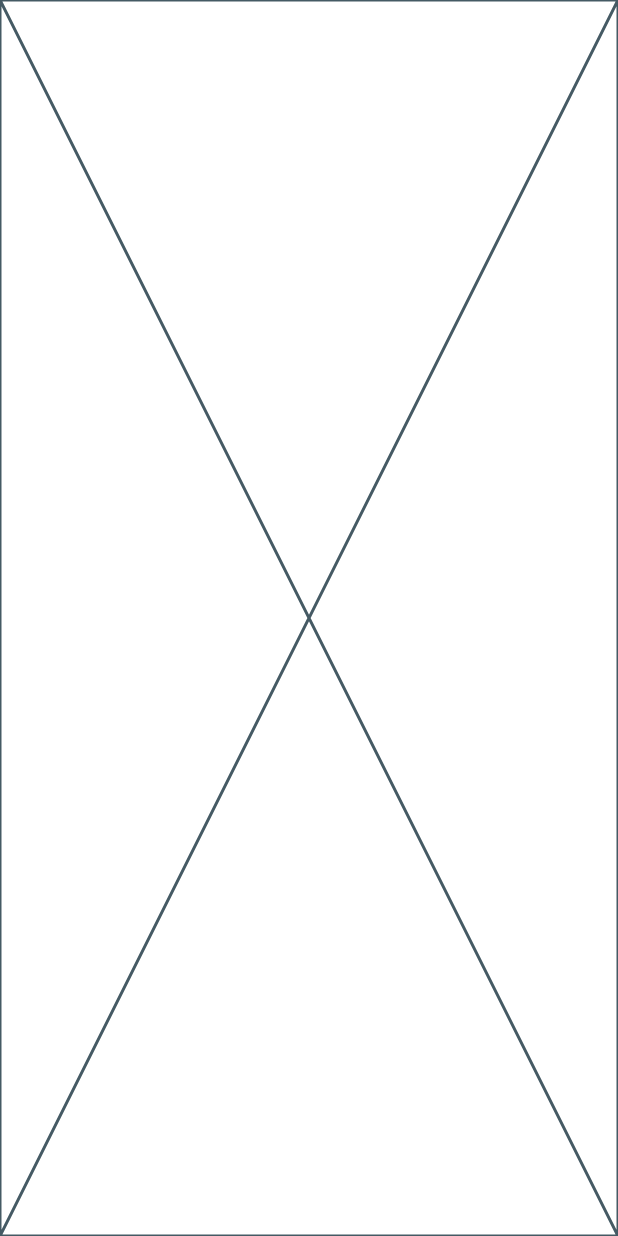
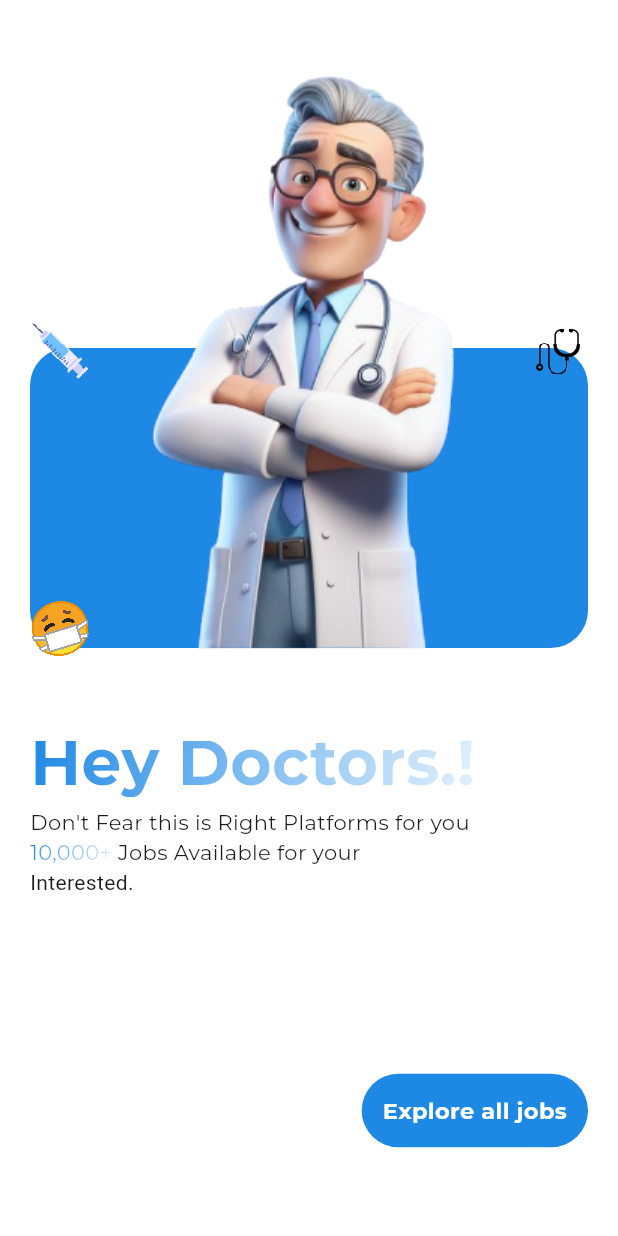
Before and after one commit to VishnuMelath/Doctors-app, a Flutter app: the screen it shows after launch, on a phone screen of 412 x 824 dp. Run offline on Flutter 3.47's test engine with Material 3 defaults, Android fonts, the phone set to English and light mode, and no system bars; our stand-ins replace google_fonts.

Commit message:
boarding screen completed

```diff
--- a/lib/screens/boarding_screen.dart
+++ b/lib/screens/boarding_screen.dart
@@ -1,10 +1,151 @@
+import 'dart:ui';
+
+import 'package:doctors/theme/font_style.dart';
 import 'package:flutter/material.dart';
+import 'package:flutter/services.dart';
+import 'package:google_fonts/google_fonts.dart';
 
 class BoardingScreen extends StatelessWidget {
   const BoardingScreen({super.key});
 
   @override
   Widget build(BuildContext context) {
-    return const Placeholder();
+    SystemChrome.setSystemUIOverlayStyle(const SystemUiOverlayStyle(
+      statusBarColor: Colors.white,
+      statusBarBrightness: Brightness.dark,
+      statusBarIconBrightness: Brightness.dark,
+    ));
+    return SafeArea(
+      child: Scaffold(
+        backgroundColor: Colors.white,
+        body: Padding(
+          padding: const EdgeInsets.all(20.0),
+          child: Column(
+            crossAxisAlignment: CrossAxisAlignment.start,
+            children: [
+              Stack(
+                children: [
+                  Positioned(
+                    bottom: 7,
+                    child: Container(
+                      width: MediaQuery.sizeOf(context).width - 40,
+                      height: 200,
+                      decoration: BoxDecoration(
+                          color: Colors.blue[600],
+                          borderRadius: BorderRadius.circular(25)),
+                    ),
+                  ),
+                  Positioned(
+                      bottom: 185,
+                      child: Image.asset(
+                        'assets/injection.png',
+                        height: 40,
+                        filterQuality: FilterQuality.none,
+                      )),
+                  Positioned(
+                      bottom: 185,
+                      right: 0,
+                      child: Image.asset(
+                        'assets/medical.png',
+                        height: 40,
+                        filterQuality: FilterQuality.none,
+                      )),
+                  Positioned(
+                      bottom: 0,
+                      child: Transform.rotate(
+                        angle: -0.3,
+                        child: Image.asset(
+                          'assets/smiley.png',
+                          height: 40,
+                          filterQuality: FilterQuality.none,
+                        ),
+                      )),
+                  Align(
+                      alignment: Alignment.bottomCenter,
+                      child: Image.asset('assets/doctor.png'))
+                ],
+              ),
+              const Spacer(
+                flex: 1,
+              ),
+              ShaderMask(
+                shaderCallback: (bounds) {
+                  return LinearGradient(
+                    colors: [Colors.blue[600]!, Colors.blue[50]!],
+                    begin: Alignment.topLeft,
+                    end: Alignment.bottomRight,
+                  ).createShader(bounds);
+                },
+                blendMode: BlendMode.srcIn,
+                child: FittedBox(
+                  fit: BoxFit.scaleDown,
+                  child: Text(
+                    'Hey Doctors.!',
+                    style: GoogleFonts.montserrat(
+                        fontSize: 42, fontWeight: FontWeight.bold),
+                  ),
+                ),
+              ),
+              Text(
+                'Don\'t Fear this is Right Platforms for you',
+                style: regularSizeBlackFont,
+              ),
+              Wrap(
+                alignment: WrapAlignment.start,
+                children: [
+                  ShaderMask(
+                    shaderCallback: (bounds) {
+                      return LinearGradient(
+                        colors: [Colors.blue[600]!, Colors.blue[50]!],
+                        begin: Alignment.topLeft,
+                        end: Alignment.bottomRight,
+                      ).createShader(bounds);
+                    },
+                    blendMode: BlendMode.srcIn,
+                    child: FittedBox(
+                      fit: BoxFit.scaleDown,
+                      child: Text(
+                        '10,000+',
+                        style: regularSizeBlackFont,
+                      ),
+                    ),
+                  ),
+                  Text(
+                    ' Jobs Available for your ',
+                    style: regularSizeBlackFont,
+                  ),
+                ],
+              ),
+              const Text('Interested.'),
+              const Spacer(
+                flex: 3,
+              ),
+              Align(
+                alignment: Alignment.centerRight,
+                child: InkWell(
+                  onTap: () {},
+                  child: Container(
+                    padding: const EdgeInsets.all(14),
+                    decoration: BoxDecoration(
+                        borderRadius: BorderRadius.circular(100),
+                        color: Colors.blue[600]),
+                    child: Text(
+                      'Explore all jobs',
+                      style: montserrat.copyWith(
+                          color: Colors.white,
+                          fontSize: 15,
+                          fontWeight: FontWeight.w700),
+                    ),
+                  ),
+                ),
+              ),
+              const Spacer(
+                flex: 1,
+              ),
+            ],
+          ),
+        ),
+      ),
+    );
   }
 }
--- a/lib/screens/splash_screen.dart
+++ b/lib/screens/splash_screen.dart
@@ -2,6 +2,7 @@ import 'dart:developer';
 
 import 'package:doctors/screens/boarding_screen.dart';
 import 'package:flutter/material.dart';
+import 'package:flutter/services.dart';
 import 'package:google_fonts/google_fonts.dart';
 
 class SplashScreen extends StatefulWidget {
@@ -19,6 +20,13 @@ class _SplashScreenState extends State<SplashScreen>
   late Animation<double> _opacityAnimation;
   @override
   void initState() {
+    SystemChrome.setSystemUIOverlayStyle(const SystemUiOverlayStyle(
+      statusBarColor:
+          Color.fromARGB(255, 27, 111, 207), // Status bar background color
+      statusBarBrightness: Brightness.light, // For iOS: text/icons color
+      statusBarIconBrightness:
+          Brightness.light, // For Android: text/icons color
+    ));
     _controller = AnimationController(
       duration: const Duration(seconds: 2),
       vsync: this,
@@ -63,7 +71,10 @@ class _SplashScreenState extends State<SplashScreen>
 
   @override
   Widget build(BuildContext context) {
-    return Scaffold(
+    return ColoredBox(
+      color: const Color.fromARGB(255, 27, 111, 207),
+      child: SafeArea(
+        child: Scaffold(
           backgroundColor: const Color.fromARGB(255, 27, 111, 207),
           body: Stack(
             children: [
@@ -138,6 +149,8 @@ class _SplashScreenState extends State<SplashScreen>
               ),
             ],
           ),
+        ),
+      ),
     );
   }
 }
--- /dev/null
+++ b/lib/theme/font_style.dart
@@ -0,0 +1,6 @@
+import 'package:flutter/material.dart';
+import 'package:google_fonts/google_fonts.dart';
+
+TextStyle montserrat = GoogleFonts.montserrat();
+
+TextStyle regularSizeBlackFont = montserrat.copyWith();
--- a/pubspec.yaml
+++ b/pubspec.yaml
@@ -36,6 +36,7 @@ dependencies:
   # Use with the CupertinoIcons class for iOS style icons.
   cupertino_icons: ^1.0.8
   google_fonts: ^6.2.1
+  blur: ^4.0.0
 
 dev_dependencies:
   flutter_test:
```
Also changed, not shown: assets/doctor.png (added), assets/injection.png (added), assets/medical.png (added), assets/smiley.png (added), lib/utils/animated_routing.dart (added), pubspec.lock. Lines whose indentation alone changed are shown as unchanged.
